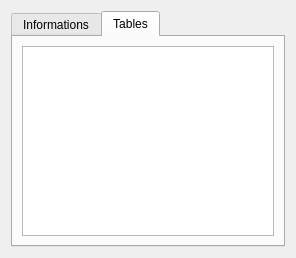
Old version of the form src/tabwidget/schemawidget.ui in the repository FrenchDilettante/dbmaster.
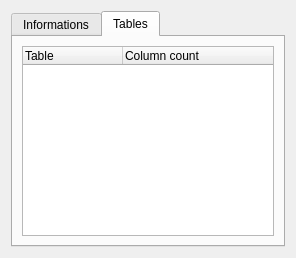
New version of the form. The open tabs and pages were chosen to show the change.

The edit to the form file:
```diff
--- a/src/tabwidget/schemawidget.ui
+++ b/src/tabwidget/schemawidget.ui
@@ -72,7 +72,18 @@
       </attribute>
       <layout class="QGridLayout" name="gridLayout_3">
        <item row="0" column="0">
-        <widget class="QListWidget" name="tablesList"/>
+        <widget class="QTreeWidget" name="tableTree">
+         <column>
+          <property name="text">
+           <string>Table</string>
+          </property>
+         </column>
+         <column>
+          <property name="text">
+           <string>Column count</string>
+          </property>
+         </column>
+        </widget>
        </item>
       </layout>
      </widget>
```
Left out of the diff: 2 changed lines with no effect on the pictures.
